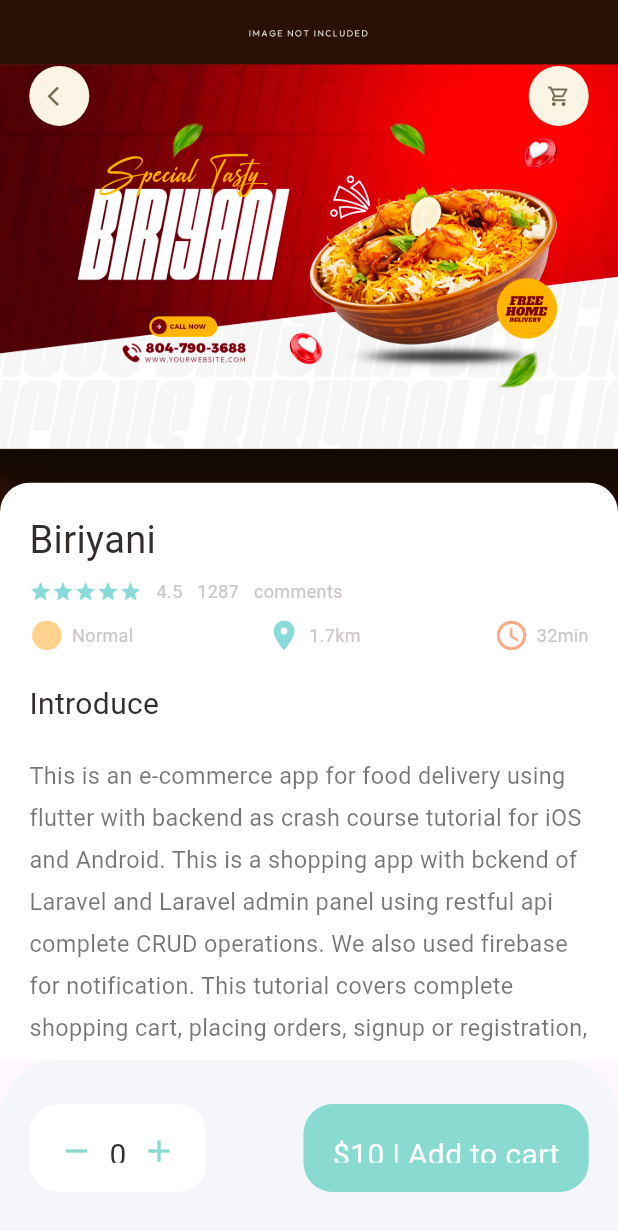
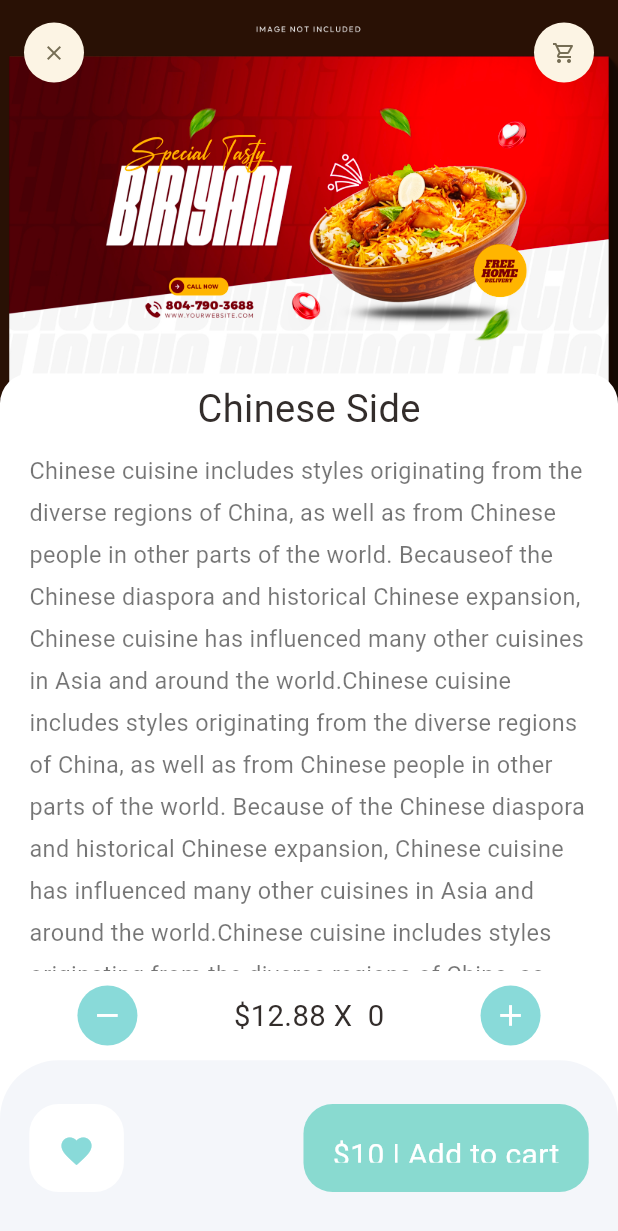
Before and after one commit to Check-HazratALi/food_app, a Flutter app: the screen it shows after launch, after a tap on "Show more", on a phone screen of 412 x 824 dp. Shown: the top 1231 px of the screen. Run offline on Flutter 3.47's test engine with Material 3 defaults, Android fonts, the phone set to English and light mode, and no system bars; our stand-ins replace dots_indicator, get.

Commit message:
recomended_food_details screen

```diff
--- a/lib/main.dart
+++ b/lib/main.dart
@@ -1,5 +1,5 @@
 import 'package:flutter/material.dart';
-import 'package:food_app/screens/food/populer_food_details.dart';
+import 'package:food_app/screens/food/recomended_food_detail.dart';
 import 'package:food_app/screens/home/main_food_page.dart';
 import 'package:get/get.dart';
 
@@ -14,7 +14,7 @@ class MyApp extends StatelessWidget {
   Widget build(BuildContext context) {
     return GetMaterialApp(
       debugShowCheckedModeBanner: false,
-      home: PopulerFoodDetails(),
+      home: RecomendedFoodDetail(),
     );
   }
 }
--- /dev/null
+++ b/lib/screens/food/recomended_food_detail.dart
@@ -0,0 +1,164 @@
+import 'package:flutter/material.dart';
+import 'package:food_app/utils/colors.dart';
+import 'package:food_app/utils/dimension.dart';
+import 'package:food_app/widgets/app_icon.dart';
+import 'package:food_app/widgets/big_text.dart';
+import 'package:food_app/widgets/expanded_text_widget.dart';
+
+class RecomendedFoodDetail extends StatelessWidget {
+  const RecomendedFoodDetail({super.key});
+
+  @override
+  Widget build(BuildContext context) {
+    return Scaffold(
+      backgroundColor: Colors.white,
+      body: CustomScrollView(
+        slivers: [
+          SliverAppBar(
+            automaticallyImplyLeading: false,
+            toolbarHeight: 70,
+            title: Row(
+              mainAxisAlignment: MainAxisAlignment.spaceBetween,
+              children: [
+                AppIcon(icon: Icons.clear),
+                AppIcon(icon: Icons.shopping_cart_outlined),
+              ],
+            ),
+            bottom: PreferredSize(
+              preferredSize: Size.fromHeight(20),
+              child: Container(
+                child: Center(
+                  child: BigText(text: "Chinese Side", size: Dimension.font26),
+                ),
+                width: double.maxFinite,
+                padding: EdgeInsets.only(top: 5, bottom: 10),
+                decoration: BoxDecoration(
+                  color: Colors.white,
+                  borderRadius: BorderRadius.only(
+                    topLeft: Radius.circular(20),
+                    topRight: Radius.circular(20),
+                  ),
+                ),
+              ),
+            ),
+            pinned: true,
+            backgroundColor: AppColors.yellowColor,
+            expandedHeight: 300,
+            flexibleSpace: FlexibleSpaceBar(
+              background: Image.asset(
+                "assets/image/food1.jpg",
+                width: double.maxFinite,
+                fit: BoxFit.cover,
+              ),
+            ),
+          ),
+          SliverToBoxAdapter(
+            child: Column(
+              children: [
+                Container(
+                  margin: EdgeInsets.only(
+                    left: Dimension.width20,
+                    right: Dimension.width20,
+                  ),
+                  child: ExpandedTextWidget(
+                    text:
+                        "Chinese cuisine includes styles originating from the diverse regions of China, as well as from Chinese people in other parts of the world. Because of the Chinese diaspora and historical Chinese expansion, Chinese cuisine has influenced many other cuisines in Asia and around the world.Chinese cuisine includes styles originating from the diverse regions of China, as well as from Chinese people in other parts of the world. Because of the Chinese diaspora and historical Chinese expansion, Chinese cuisine has influenced many other cuisines in Asia and around the world.Chinese cuisine includes styles originating from the diverse regions of China, as well as from Chinese people in other parts of the world. Because of the Chinese diaspora and historical Chinese expansion, Chinese cuisine has influenced many other cuisines in Asia and around the world.Chinese cuisine includes styles originating from the diverse regions of China, as well as from Chinese people in other parts of the world. Because of the Chinese diaspora and historical Chinese expansion, Chinese cuisine has influenced many other cuisines in Asia and around the world.",
+                  ),
+                ),
+              ],
+            ),
+          ),
+        ],
+      ),
+      bottomNavigationBar: Column(
+        mainAxisSize: MainAxisSize.min,
+        children: [
+          Container(
+            padding: EdgeInsets.only(
+              left: Dimension.width20,
+              right: Dimension.width20,
+              top: Dimension.height10,
+              bottom: Dimension.height10,
+            ),
+            decoration: BoxDecoration(
+              color: Colors.white,
+              borderRadius: BorderRadius.circular(Dimension.radius20),
+            ),
+            child: Row(
+              mainAxisAlignment: MainAxisAlignment.spaceAround,
+              children: [
+                AppIcon(
+                  icon: Icons.remove,
+                  iconColor: Colors.white,
+                  iconsize: Dimension.iconSize24,
+                  backgroundColor: AppColors.mainColor,
+                ),
+                BigText(
+                  text: "\$12.88" + " X " + " 0",
+                  size: Dimension.font20,
+                  color: AppColors.mainBlackColor,
+                ),
+                AppIcon(
+                  icon: Icons.add,
+                  iconColor: Colors.white,
+                  iconsize: Dimension.iconSize24,
+                  backgroundColor: AppColors.mainColor,
+                ),
+              ],
+            ),
+          ),
+          Container(
+            height: Dimension.bottomHeightBar,
+            padding: EdgeInsets.only(
+              top: Dimension.height30,
+              bottom: Dimension.height30,
+              left: Dimension.width20,
+              right: Dimension.width20,
+            ),
+            decoration: BoxDecoration(
+              color: Color(0xFFf4f6fa),
+              borderRadius: BorderRadius.only(
+                topLeft: Radius.circular(Dimension.radius20 * 2),
+                topRight: Radius.circular(Dimension.radius20 * 2),
+              ),
+            ),
+            child: Row(
+              mainAxisAlignment: MainAxisAlignment.spaceBetween,
+              children: [
+                Container(
+                  padding: EdgeInsets.only(
+                    top: Dimension.height20,
+                    bottom: Dimension.height20,
+                    left: Dimension.width20,
+                    right: Dimension.width20,
+                  ),
+                  decoration: BoxDecoration(
+                    color: Colors.white,
+                    borderRadius: BorderRadius.circular(Dimension.radius20),
+                  ),
+                  child: Icon(Icons.favorite, color: AppColors.mainColor),
+                ),
+                Container(
+                  padding: EdgeInsets.only(
+                    top: Dimension.height20,
+                    bottom: Dimension.height20,
+                    left: Dimension.width20,
+                    right: Dimension.width20,
+                  ),
+                  decoration: BoxDecoration(
+                    color: Color(0xFF89dad0),
+                    borderRadius: BorderRadius.circular(Dimension.radius20),
+                  ),
+                  child: BigText(
+                    text: '\$10 | Add to cart',
+                    color: Colors.white,
+                  ),
+                ),
+              ],
+            ),
+          ),
+        ],
+      ),
+    );
+  }
+}
--- a/lib/widgets/app_column.dart
+++ b/lib/widgets/app_column.dart
@@ -15,7 +15,7 @@ class AppColumn extends StatelessWidget {
     return Column(
       crossAxisAlignment: CrossAxisAlignment.start,
       children: [
-        BigText(text: text, size: Dimension.font26),
+        BigText(text: text),
         SizedBox(height: Dimension.height10),
         Row(
           children: [
--- a/lib/widgets/app_icon.dart
+++ b/lib/widgets/app_icon.dart
@@ -1,5 +1,4 @@
 import 'package:flutter/widgets.dart';
-import 'package:food_app/utils/dimension.dart';
 
 class AppIcon extends StatelessWidget {
   const AppIcon({
@@ -8,10 +7,12 @@ class AppIcon extends StatelessWidget {
     this.size = 40,
     this.backgroundColor = const Color(0xFFfcf4e4),
     this.iconColor = const Color(0xFF756d54),
+    this.iconsize = 16,
   });
 
   final IconData icon;
   final double size;
+  final double iconsize;
   final Color backgroundColor;
   final Color iconColor;
 
@@ -27,7 +28,7 @@ class AppIcon extends StatelessWidget {
       child: Icon(
         icon,
         color: iconColor,
-        size: Dimension.iconSize16,
+        size: iconsize,
       ),
     );
   }
--- a/lib/widgets/expanded_text_widget.dart
+++ b/lib/widgets/expanded_text_widget.dart
@@ -37,8 +37,7 @@ class _ExpandedTextWidgetState extends State<ExpandedTextWidget> {
     return Container(
       child: secondHalf.isEmpty
           ? Text(firstHalf)
-          : Expanded(
-            child: SingleChildScrollView(
+          : SingleChildScrollView(
             child: Column(
                 children: [
                   Text(
@@ -73,7 +72,6 @@ class _ExpandedTextWidgetState extends State<ExpandedTextWidget> {
                 ],
               ),
           ),
-          ),
     );
   }
 }
```
Lines whose indentation alone changed are shown as unchanged.
